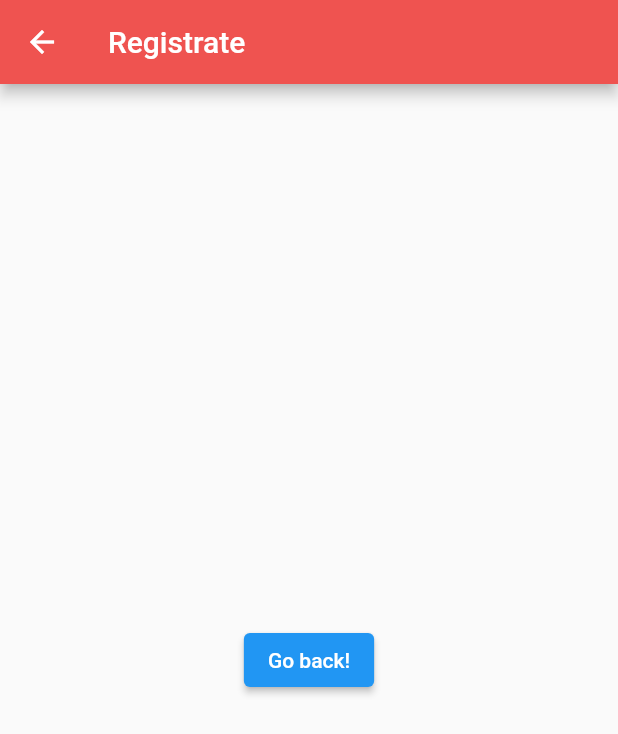
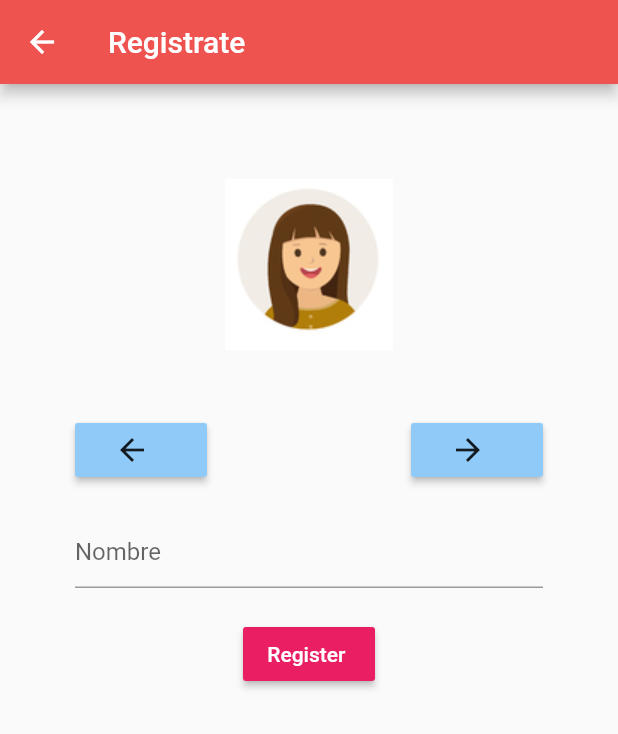
Before and after one commit to mariafg11/LectoEscrituraApp, a Flutter app: the Register screen opened directly, on a phone screen of 412 x 824 dp. Shown: the top 734 px of the screen. Run offline on Flutter 3.47's test engine with Material 2 defaults, Android fonts, the phone set to English and light mode, and no system bars; drawn by our look-alikes of carousel_slider; our stand-ins replace firebase_auth, firebase_core, flutter_spinkit; accounts and stored records are empty.

Commit message:
Image carrusel on register page

```diff
--- a/lib/screens/authenticate/register.dart
+++ b/lib/screens/authenticate/register.dart
@@ -1,5 +1,8 @@
+import 'package:LectoEscrituraApp/services/auth.dart';
+import 'package:carousel_slider/carousel_slider.dart';
 import 'package:flutter/material.dart';
 import 'package:LectoEscrituraApp/shared/loading.dart';
+import 'package:flutter/src/rendering/box.dart';
 
 class Register extends StatefulWidget {
   final Function toggleView;
@@ -9,19 +12,159 @@ class Register extends StatefulWidget {
 }
 
 class _RegisterState extends State<Register> {
+  final AuthService _auth = AuthService();
+  final _formKey = GlobalKey<FormState>();
+  bool loading = false;
+  final List<String> imgList = [
+    'assets/avatar1.png',
+    'assets/avatar2.png',
+    'assets/avatar3.png',
+    'assets/avatar4.png',
+    'assets/avatar5.png',
+    'assets/avatar6.png',
+  ];
+
+  // final List<Widget> imageSliders = imgList
+  //     .map((item) => Container(
+  //           child: Container(
+  //             margin: EdgeInsets.all(5.0),
+  //             child: ClipRRect(
+  //                 borderRadius: BorderRadius.all(Radius.circular(5.0)),
+  //                 child: Stack(
+  //                   children: <Widget>[
+  //                     Image.network(item, fit: BoxFit.cover, width: 1000.0),
+  //                     Positioned(
+  //                       bottom: 0.0,
+  //                       left: 0.0,
+  //                       right: 0.0,
+  //                       child: Container(
+  //                         decoration: BoxDecoration(
+  //                           gradient: LinearGradient(
+  //                             colors: [
+  //                               Color.fromARGB(200, 0, 0, 0),
+  //                               Color.fromARGB(0, 0, 0, 0)
+  //                             ],
+  //                             begin: Alignment.bottomCenter,
+  //                             end: Alignment.topCenter,
+  //                           ),
+  //                         ),
+  //                         padding: EdgeInsets.symmetric(
+  //                             vertical: 10.0, horizontal: 20.0),
+  //                         child: Text(
+  //                           'No. ${imgList.indexOf(item)} image',
+  //                           style: TextStyle(
+  //                             color: Colors.white,
+  //                             fontSize: 20.0,
+  //                             fontWeight: FontWeight.bold,
+  //                           ),
+  //                         ),
+  //                       ),
+  //                     ),
+  //                   ],
+  //                 )),
+  //           ),
+  //         ))
+  //     .toList();
+
+  final CarouselController _controller = CarouselController();
+
+  // text field
+  String email = "";
+  String password = "";
+  String error = "";
+
   @override
   Widget build(BuildContext context) {
-    return Scaffold(
+    return loading
+        ? Loading()
+        : Scaffold(
             appBar: AppBar(
               title: Text('Registrate'),
               backgroundColor: Colors.red[400],
             ),
-      body: Center(
-        child: ElevatedButton(
-          onPressed: () {
-            Navigator.pop(context);
+            body: Container(
+              padding: EdgeInsets.symmetric(vertical: 20.0, horizontal: 50.0),
+              child: Form(
+                key: _formKey,
+                child: Column(children: [
+                  // SizedBox(height: 20.0),
+                  CarouselSlider(
+                    items: imgList
+                        .map((item) => Container(
+                              child: Center(
+                                  child: Image(
+                                      image: AssetImage(item),
+                                      fit: BoxFit.cover)),
+                            ))
+                        .toList(),
+                    options:
+                        CarouselOptions(enlargeCenterPage: true, height: 200),
+                    carouselController: _controller,
+                  ),
+                  Row(
+                    mainAxisAlignment: MainAxisAlignment.spaceBetween,
+                    children: <Widget>[
+                      Flexible(
+                        child: RaisedButton.icon(
+                          icon: Icon(Icons.arrow_back),
+                          color: Colors.blue[200],
+                          onPressed: () => _controller.previousPage(),
+                          label: Text(''),
+                        ),
+                      ),
+                      Flexible(
+                        child: RaisedButton.icon(
+                          onPressed: () => _controller.nextPage(),
+                          color: Colors.blue[200],
+                          icon: Icon(Icons.arrow_forward),
+                          label: Text(''),
+                        ),
+                      ),
+                    ],
+                  ),
+                  // TextFormField(
+                  //   decoration: InputDecoration(hintText: "Email"),
+                  //   validator: (val) => val.isEmpty ? "Enter an email" : null,
+                  //   onChanged: (val) {
+                  //     setState(() => email = val);
+                  //   },
+                  // ),
+                  SizedBox(height: 20.0),
+                  TextFormField(
+                    decoration: InputDecoration(hintText: "Nombre"),
+                    validator: (val) =>
+                        val.length < 6 ? "Enter a password 6+ char long" : null,
+                    obscureText: true,
+                    onChanged: (val) {
+                      setState(() => password = val);
                     },
-          child: Text('Go back!'),
+                  ),
+                  SizedBox(height: 20.0),
+                  RaisedButton(
+                      color: Colors.pink,
+                      child: Text(
+                        "Register ",
+                        style: TextStyle(color: Colors.white),
+                      ),
+                      onPressed: () async {
+                        if (_formKey.currentState.validate()) {
+                          setState(() => loading = true);
+                          dynamic result =
+                              await _auth.register(email, password);
+                          if (result == null) {
+                            setState(() {
+                              error = "enter a valid email";
+                              loading = false;
+                            });
+                          }
+                        }
+                      }),
+                  SizedBox(height: 20.0),
+                  Text(
+                    error,
+                    style: TextStyle(color: Colors.red, fontSize: 14.0),
+                  ),
+                ]),
               ),
             ),
           );
--- a/pubspec.yaml
+++ b/pubspec.yaml
@@ -33,7 +33,7 @@ dependencies:
   flutter_spinkit: ^5.0.0
   provider: ^5.0.0
   firebase_core :
-
+  carousel_slider: ^3.0.0
 
 dev_dependencies:
   flutter_test:
```
Also changed, not shown: assets/avatar1.png (added), assets/avatar2.png (added), assets/avatar3.png (added), assets/avatar4.png (added), assets/avatar5.png (added), assets/avatar6.png (added), assets/cosa.jpg (added), pubspec.lock. Lines whose indentation alone changed are shown as unchanged.
